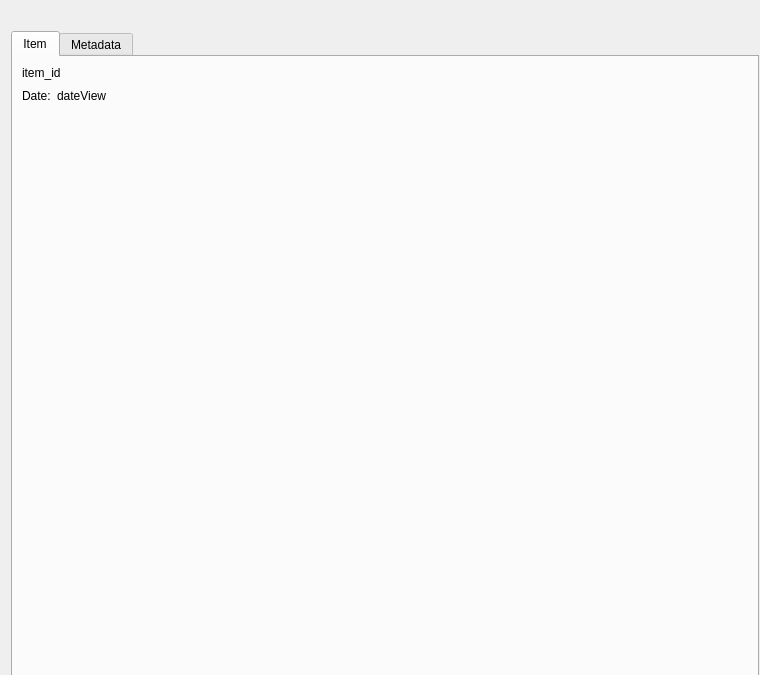
Above: form.ui from lmotta/catalogpl_plugin before the change. Below: the same form after it.
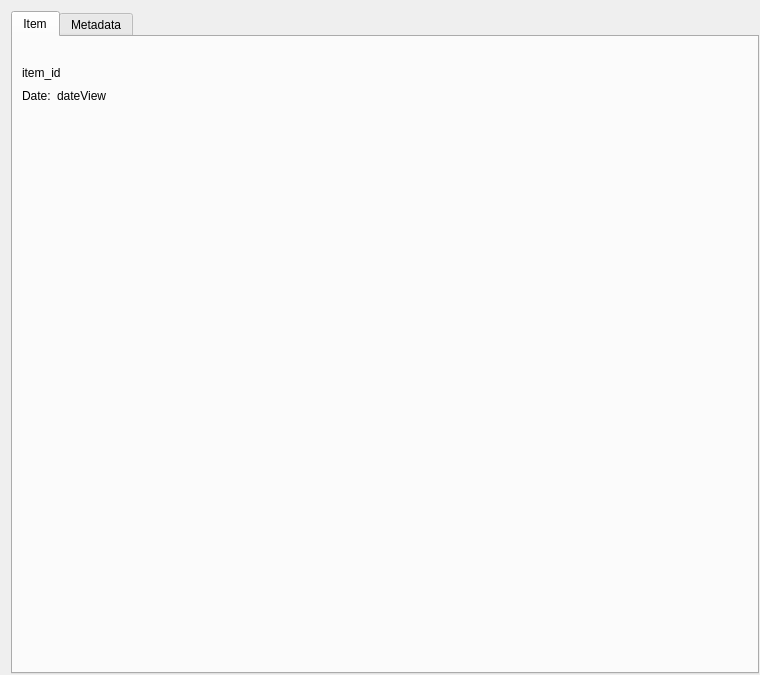
That is the form after the change.

```diff
--- a/form.ui
+++ b/form.ui
@@ -26,13 +26,6 @@
    <string>Item</string>
   </property>
   <layout class="QVBoxLayout" name="verticalLayout_3">
-   <item>
-    <widget class="QLabel" name="message_status">
-     <property name="text">
-      <string/>
-     </property>
-    </widget>
-   </item>
    <item>
     <widget class="QTabWidget" name="tabItem">
      <property name="sizePolicy">
@@ -55,6 +48,13 @@
        <string>Item</string>
       </attribute>
       <layout class="QVBoxLayout" name="verticalLayout">
+       <item>
+        <widget class="QLabel" name="message_status">
+         <property name="text">
+          <string/>
+         </property>
+        </widget>
+       </item>
        <item>
         <widget class="QLabel" name="item_id">
          <property name="enabled">
```
